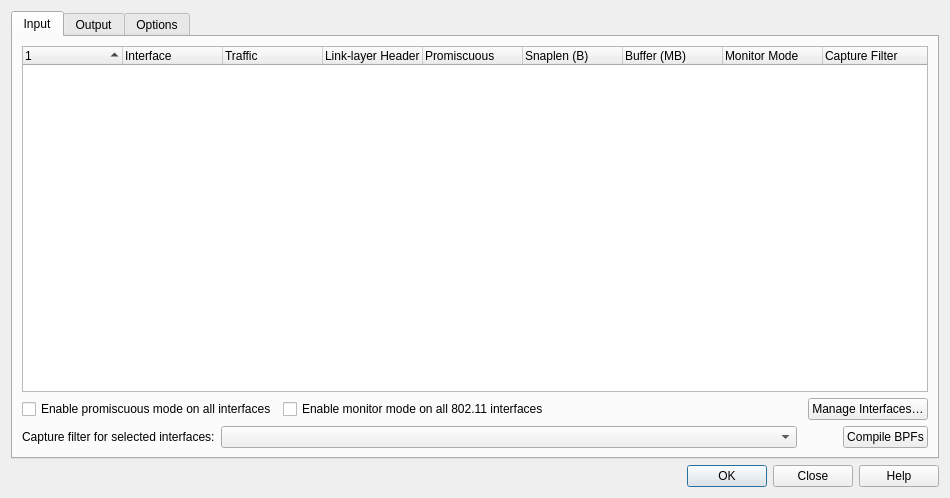
Old version of the form utilities/wireshark/ui/qt/capture_options_dialog.ui in the repository kimocoder/nexmon.
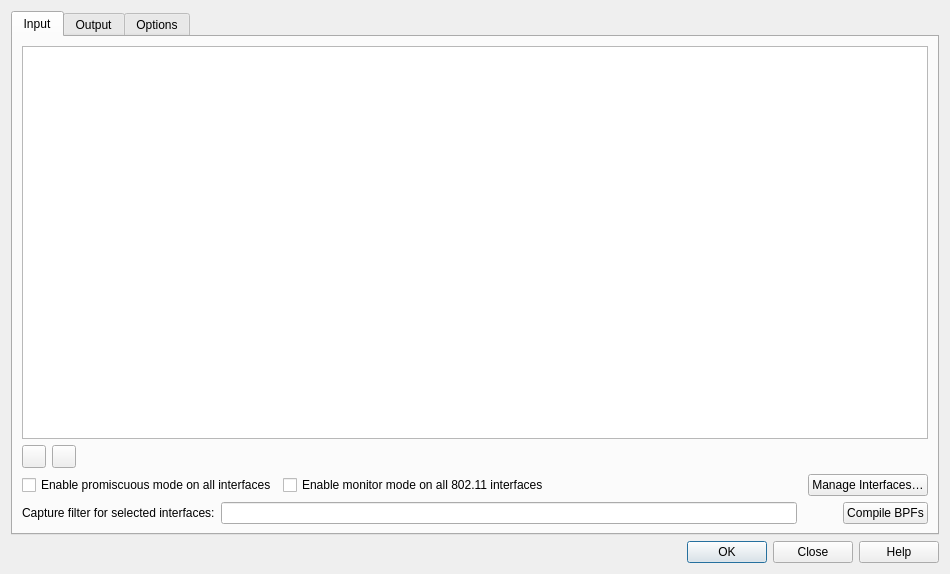
New version of the form. Icons and pictures are not drawn. Custom widgets are drawn as their Qt base class.

The edit to the form file:
```diff
--- a/utilities/wireshark/ui/qt/capture_options_dialog.ui
+++ b/utilities/wireshark/ui/qt/capture_options_dialog.ui
@@ -7,7 +7,7 @@
     <x>0</x>
     <y>0</y>
     <width>950</width>
-    <height>440</height>
+    <height>574</height>
    </rect>
   </property>
   <layout class="QVBoxLayout" name="verticalLayout_12">
@@ -22,7 +22,7 @@
       </attribute>
       <layout class="QVBoxLayout" name="verticalLayout_2">
        <item>
-        <widget class="QTreeWidget" name="interfaceTree">
+        <widget class="QTreeView" name="interfaceTree">
          <property name="sizePolicy">
           <sizepolicy hsizetype="Expanding" vsizetype="Expanding">
            <horstretch>0</horstretch>
@@ -33,58 +33,64 @@
           <enum>QAbstractItemView::ExtendedSelection</enum>
          </property>
          <property name="textElideMode">
-          <enum>Qt::ElideMiddle</enum>
+          <enum>Qt::TextElideMode::ElideMiddle</enum>
+         </property>
+         <property name="rootIsDecorated">
+          <bool>false</bool>
+         </property>
+         <property name="uniformRowHeights">
+          <bool>true</bool>
+         </property>
+         <property name="itemsExpandable">
+          <bool>false</bool>
          </property>
          <property name="sortingEnabled">
           <bool>true</bool>
          </property>
-         <column>
-          <property name="text">
-           <string></string>
-          </property>
-         </column>
-         <column>
-          <property name="text">
-           <string>Interface</string>
-          </property>
-         </column>
-         <column>
-          <property name="text">
-           <string>Traffic</string>
-          </property>
-         </column>
-         <column>
-          <property name="text">
-           <string>Link-layer Header</string>
-          </property>
-         </column>
-         <column>
-          <property name="text">
-           <string>Promiscuous</string>
-          </property>
-         </column>
-         <column>
-          <property name="text">
-           <string>Snaplen (B)</string>
-          </property>
-         </column>
-         <column>
-          <property name="text">
-           <string>Buffer (MB)</string>
-          </property>
-         </column>
-         <column>
-          <property name="text">
-           <string>Monitor Mode</string>
-          </property>
-         </column>
-         <column>
-          <property name="text">
-           <string>Capture Filter</string>
-          </property>
-         </column>
         </widget>
        </item>
+       <item>
+        <layout class="QHBoxLayout" name="horizontalLayout_5">
+         <item>
+          <widget class="StockIconToolButton" name="newToolButton">
+           <property name="toolTip">
+            <string>Create a new interface bookmark.</string>
+           </property>
+           <property name="text">
+            <string/>
+           </property>
+           <property name="icon">
+            <iconset>
+             <normaloff>:/stock/plus-8.png</normaloff>:/stock/plus-8.png</iconset>
+           </property>
+          </widget>
+         </item>
+         <item>
+          <widget class="StockIconToolButton" name="deleteToolButton">
+           <property name="toolTip">
+            <string>Remove this interface bookmark.</string>
+           </property>
+           <property name="icon">
+            <iconset>
+             <normaloff>:/stock/minus-8.png</normaloff>:/stock/minus-8.png</iconset>
+           </property>
+          </widget>
+         </item>
+         <item>
+          <spacer name="horizontalSpacer_6">
+           <property name="orientation">
+            <enum>Qt::Orientation::Horizontal</enum>
+           </property>
+           <property name="sizeHint" stdset="0">
+            <size>
+             <width>40</width>
+             <height>20</height>
+            </size>
+           </property>
+          </spacer>
+         </item>
+        </layout>
+       </item>
        <item>
         <layout class="QHBoxLayout" name="horizontalLayout">
          <item>
@@ -145,7 +151,7 @@
           </widget>
          </item>
          <item>
-          <widget class="CaptureFilterCombo" name="captureFilterComboBox">
+          <widget class="CaptureFilterEntry" name="captureFilterComboBox">
            <property name="sizePolicy">
             <sizepolicy hsizetype="Expanding" vsizetype="Fixed">
              <horstretch>0</horstretch>
@@ -1018,9 +1024,14 @@
  </widget>
  <customwidgets>
   <customwidget>
-   <class>CaptureFilterCombo</class>
-   <extends>QComboBox</extends>
-   <header>widgets/capture_filter_combo.h</header>
+   <class>CaptureFilterEntry</class>
+   <extends>QLineEdit</extends>
+   <header>widgets/capture_filter_entry.h</header>
+  </customwidget>
+  <customwidget>
+   <class>StockIconToolButton</class>
+   <extends>QToolButton</extends>
+   <header>widgets/stock_icon_tool_button.h</header>
   </customwidget>
  </customwidgets>
  <resources/>
```
Left out of the diff: 123 changed lines with no effect on the pictures.
